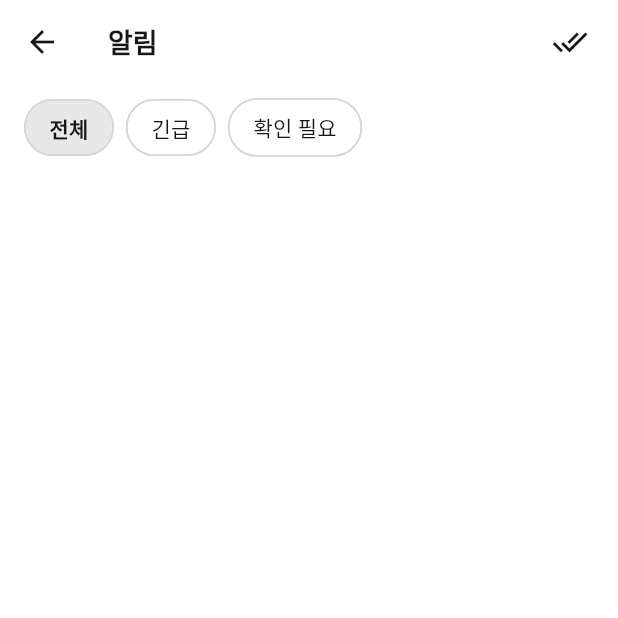
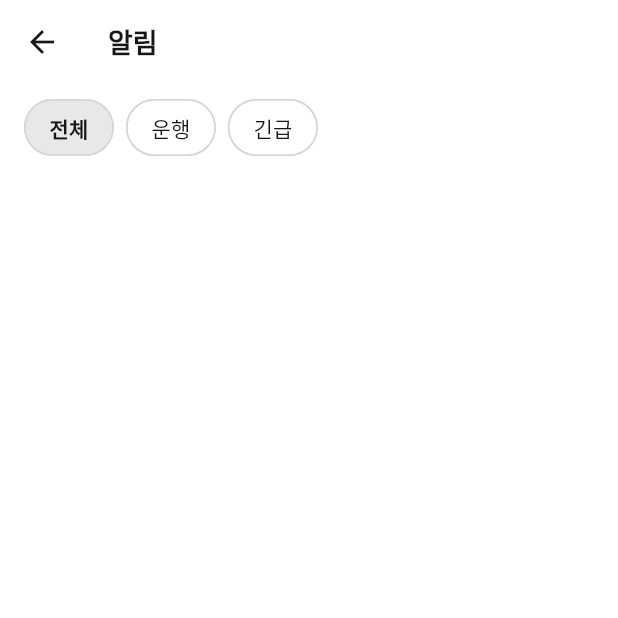
Before and after one commit to hjiwoong/final_project_app, a Flutter app: the NotificationListScreen screen opened directly, on a phone screen of 412 x 824 dp, the top half of it. Run offline on Flutter 3.47's test engine with Material 3 defaults, Android fonts, the phone set to English and light mode, and no system bars; our stand-ins replace dio, firebase_auth, firebase_core, firebase_messaging, flutter_secure_storage, font_awesome_flutter and 4 more; missing offline and left inert: flutter_naver_map; accounts and stored records are empty; network calls fail.

Commit message:
11/12 학부모 앱

```diff
--- a/lib/data/models/notification_item.dart
+++ b/lib/data/models/notification_item.dart
@@ -1,3 +1,4 @@
+
 class NotificationItem {
   final int id;
   final String title;
@@ -9,6 +10,10 @@ class NotificationItem {
   bool read;
   final int? alertId;
 
+  // 신규: 알림 카테고리 및 이벤트 종류
+  final String? category;
+  final String? eventType;
+
   NotificationItem({
     required this.id,
     required this.title,
@@ -19,5 +24,16 @@ class NotificationItem {
     required this.isAlert,
     this.read = false,
     this.alertId,
+
+    // 신규 필드
+    this.category,
+    this.eventType,
   });
+
+  // 운행 관련 알림인지 확인
+  bool get isTripNotification =>
+      category == 'TRIP' ||
+          eventType == 'STARTED' ||
+          eventType == 'ENDED' ||
+          eventType == 'DELAYED';
 }
--- a/lib/features/parent/notification_list_screen.dart
+++ b/lib/features/parent/notification_list_screen.dart
@@ -10,7 +10,7 @@ import 'notification_settings_screen.dart';
 
 import '../../core/notifications/in_app_notification_banner.dart';
 
-enum _NotificationFilter { all, urgent, check }
+enum _NotificationFilter { all, trip, urgent }
 
 class NotificationListScreen extends StatefulWidget {
   const NotificationListScreen({super.key, this.showSettingsButton = true});
@@ -112,6 +112,14 @@ class _NotificationListScreenState extends State<NotificationListScreen> {
   }
 
   IconData _getNotificationIcon(NotificationItem n) {
+    if (n.isTripNotification) {
+      return switch (n.eventType) {
+        'STARTED' => Icons.directions_bus,
+        'ENDED' => Icons.check_circle_outline,
+        'DELAYED' => Icons.schedule,
+        _ => Icons.directions_bus_outlined,
+      };
+    }
     if (n.isAlert) {
       return switch (n.alertLevel) {
         'URGENT' => Icons.error_rounded,
@@ -132,6 +140,11 @@ class _NotificationListScreenState extends State<NotificationListScreen> {
   }
 
   Color _getNotificationColor(NotificationItem n) {
+    if (n.isTripNotification) {
+      return n.eventType == 'DELAYED'
+          ? Colors.orange
+          : Theme.of(context).colorScheme.primary;
+    }
     final colorScheme = Theme.of(context).colorScheme;
     if (n.isAlert) {
       return switch (n.alertLevel) {
@@ -174,15 +187,24 @@ class _NotificationListScreenState extends State<NotificationListScreen> {
     );
   }
 
+
   List<NotificationItem> _itemsForFilter(_NotificationFilter filter) {
     return switch (filter) {
       _NotificationFilter.all => _items,
+
+      _NotificationFilter.trip =>
+          _items.where((n) => n.isTripNotification).toList(),
+
       _NotificationFilter.urgent =>
-        _items.where((n) => n.alertLevel == 'URGENT').toList(),
-      _NotificationFilter.check =>
-        _items.where((n) => n.alertLevel == 'CHECK').toList(),
+          _items.where((n) =>
+          !n.isTripNotification &&
+              (n.isAlert ||
+                  n.alertLevel == 'URGENT' ||
+                  n.alertLevel == 'CHECK')
+          ).toList(),
     };
   }
+
 
   Widget _buildNotificationPage(_NotificationFilter filter) {
     if (_loading) {
@@ -318,25 +340,6 @@ class _NotificationListScreenState extends State<NotificationListScreen> {
       appBar: AppBar(
         title: const Text('알림'),
 
-        // 모두 읽음 버튼
-        actions: [
-          if (widget.showSettingsButton)
-            IconButton(
-              tooltip: '알림 설정',
-              onPressed: () => Navigator.of(context).push(
-                MaterialPageRoute<void>(
-                  builder: (_) => const NotificationSettingsScreen(),
-                ),
-              ),
-              icon: const Icon(Icons.settings_outlined),
-            ),
-          IconButton(
-            tooltip: '모두 읽음 처리',
-            onPressed: _loading ? null : _markAllAsRead,
-            icon: const Icon(Icons.done_all),
-          ),
-          const SizedBox(width: 8),
-        ],
       ),
 
       body: ValueListenableBuilder<bool>(
@@ -355,123 +358,13 @@ class _NotificationListScreenState extends State<NotificationListScreen> {
                   children: [
                     _buildFilterChip(_NotificationFilter.all, '전체'),
                     const SizedBox(width: 8),
+                    _buildFilterChip(_NotificationFilter.trip, '운행'),
+                    const SizedBox(width: 8),
                     _buildFilterChip(_NotificationFilter.urgent, '긴급'),
-                    const SizedBox(width: 8),
-                    _buildFilterChip(_NotificationFilter.check, '확인 필요'),
                   ],
                 ),
               ),
-              // 미하차 의심 경고 (Mock)
-              if (hasAlert && _selectedFilter != _NotificationFilter.check)
-                ValueListenableBuilder<int>(
-                  valueListenable: NotificationMockStore.unreadCount,
-                  builder: (context, count, child) {
-                    final isRead = NotificationMockStore.isTestAlertRead;
 
-                    return Card(
-                      color: Theme.of(context).colorScheme.errorContainer,
-                      margin: const EdgeInsets.all(12),
-                      child: ListTile(
-                        leading: Icon(
-                          Icons.warning_amber_rounded,
-                          color: Theme.of(context).colorScheme.onErrorContainer,
-                        ),
-                        title: Text(
-                          '미하차 의심 경고 (테스트)',
-                          style: TextStyle(
-                            fontWeight: isRead
-                                ? FontWeight.normal
-                                : FontWeight.bold,
-                          ),
-                        ),
-                        subtitle: const Text('1호차 · 차량 내 잔류 인원 1명 가정'),
-                        trailing: isRead
-                            ? null
-                            : Icon(
-                                Icons.circle,
-                                color: Theme.of(context).colorScheme.error,
-                                size: 10,
-                              ),
-                        onTap: () {
-                          NotificationMockStore.readTestAlert();
-
-                          Navigator.of(context).push(
-                            MaterialPageRoute(
-                              builder: (_) => const AlertDetailScreen(),
-                            ),
-                          );
-                        },
-                      ),
-                    );
-                  },
-                ),
-
-              // 승하차 및 이상 상황 이벤트 알림 (Mock)
-              ValueListenableBuilder<List<ParentMockEvent>>(
-                valueListenable: ParentEventMockStore.events,
-                builder: (context, events, child) {
-                  return ValueListenableBuilder<Set<int>>(
-                    valueListenable: ParentEventMockStore.readEventIds,
-                    builder: (context, readIds, child) {
-                      final visibleEvents = switch (_selectedFilter) {
-                        _NotificationFilter.all => events,
-                        _NotificationFilter.urgent =>
-                          events.where((event) => event.isAlert).toList(),
-                        _NotificationFilter.check => <ParentMockEvent>[],
-                      };
-                      if (visibleEvents.isEmpty) {
-                        return const SizedBox.shrink();
-                      }
-
-                      return ConstrainedBox(
-                        constraints: const BoxConstraints(maxHeight: 280),
-                        child: ListView.builder(
-                          shrinkWrap: true,
-                          itemCount: visibleEvents.length,
-                          itemBuilder: (context, index) {
-                            final event = visibleEvents[index];
-                            final isRead = readIds.contains(event.id);
-
-                            return ListTile(
-                              leading: Icon(
-                                event.isAlert
-                                    ? Icons.warning_amber_rounded
-                                    : Icons.directions_bus,
-                                color: event.isAlert
-                                    ? Theme.of(context).colorScheme.error
-                                    : Theme.of(context).colorScheme.primary,
-                              ),
-                              title: Text(
-                                event.title,
-                                style: TextStyle(
-                                  fontWeight: isRead
-                                      ? FontWeight.normal
-                                      : FontWeight.bold,
-                                ),
-                              ),
-                              subtitle: Text(
-                                '${event.message} · ${event.time}',
-                              ),
-                              trailing: isRead
-                                  ? null
-                                  : Icon(
-                                      Icons.circle,
-                                      color: Theme.of(
-                                        context,
-                                      ).colorScheme.primary,
-                                      size: 10,
-                                    ),
-                              onTap: () {
-                                _showEventDetail(event);
-                              },
-                            );
-                          },
-                        ),
-                      );
-                    },
-                  );
-                },
-              ),
 
               // 기존 알림 목록
               Expanded(
```
Also changed, not shown: lib/data/api/api_repository.dart (+9 -0 lines).
